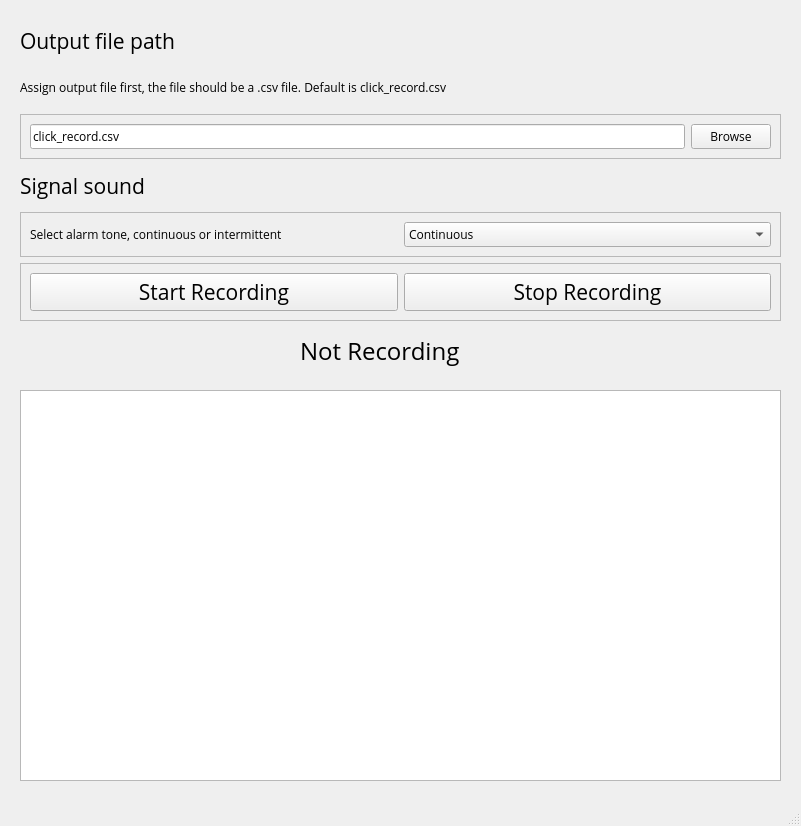
spreadwyvern/clicker, file clicker.ui: the form before one commit.
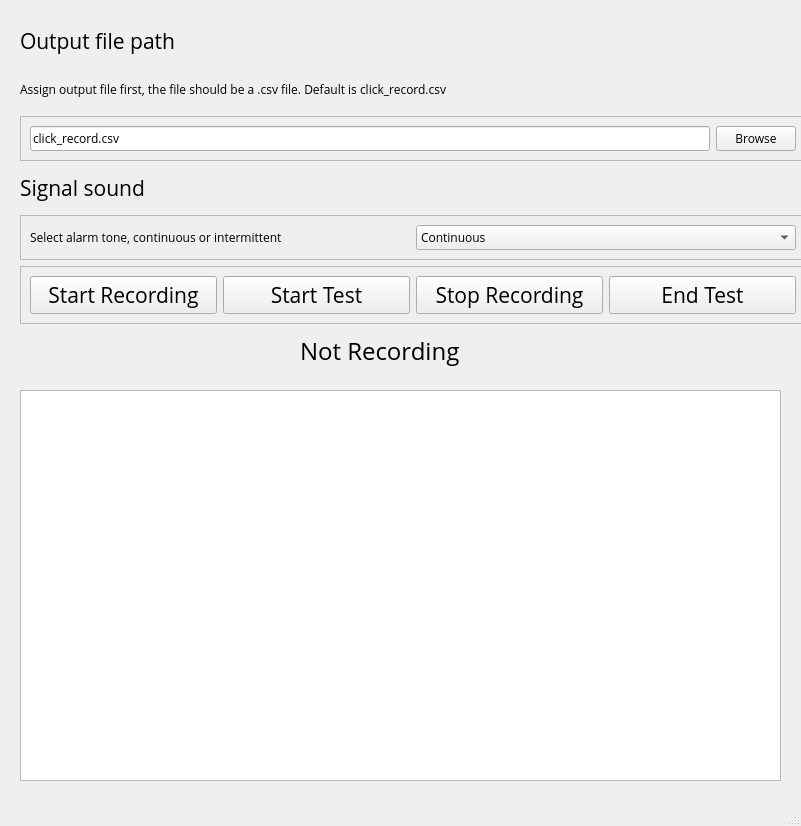
The form after the commit.

Diff of the .ui file:
```diff
--- a/clicker.ui
+++ b/clicker.ui
@@ -43,13 +43,13 @@
      <string>Not Recording</string>
     </property>
    </widget>
-   <widget class="QWidget" name="">
+   <widget class="QWidget" name="layoutWidget">
     <property name="geometry">
      <rect>
       <x>20</x>
       <y>20</y>
-      <width>761</width>
-      <height>301</height>
+      <width>786</width>
+      <height>304</height>
      </rect>
     </property>
     <layout class="QVBoxLayout" name="verticalLayout">
@@ -193,6 +193,19 @@
           </property>
          </widget>
         </item>
+        <item>
+         <widget class="QPushButton" name="startTest">
+          <property name="font">
+           <font>
+            <family>Open Sans</family>
+            <pointsize>16</pointsize>
+           </font>
+          </property>
+          <property name="text">
+           <string>Start Test</string>
+          </property>
+         </widget>
+        </item>
         <item>
          <widget class="QPushButton" name="endButton">
           <property name="font">
@@ -206,6 +219,19 @@
           </property>
          </widget>
         </item>
+        <item>
+         <widget class="QPushButton" name="endTest">
+          <property name="font">
+           <font>
+            <family>Open Sans</family>
+            <pointsize>16</pointsize>
+           </font>
+          </property>
+          <property name="text">
+           <string>End Test</string>
+          </property>
+         </widget>
+        </item>
        </layout>
       </widget>
      </item>
```
